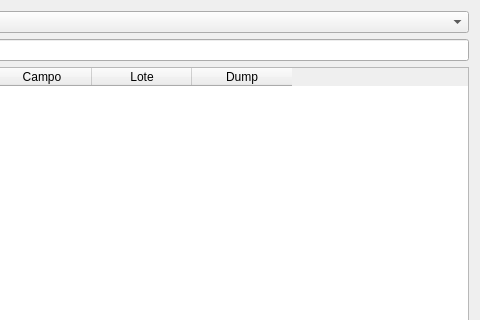
Before: the Qt Designer form uis/mProdutoCampo.ui in dsgoficial/SAP_Gerente, drawn with Qt 5; both pictures show x 320 to 800 and y 0 to 320 of the 800 by 600 pixel window.
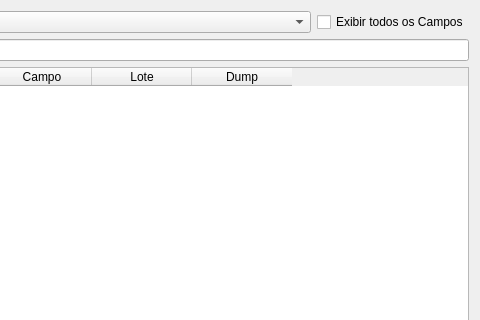
After: the same form once the commit is applied.

Commit message: organização das tabelas de gerencia campos

The edit to the form file:
```diff
--- a/uis/mProdutoCampo.ui
+++ b/uis/mProdutoCampo.ui
@@ -80,6 +80,13 @@
        </property>
       </widget>
      </item>
+     <item>
+      <widget class="QCheckBox" name="showAllStatusCheckBox">
+       <property name="text">
+        <string>Exibir todos os Campos</string>
+       </property>
+      </widget>
+     </item>
     </layout>
    </item>
    <item row="1" column="0">
```
The commit also changes 9 other files.
